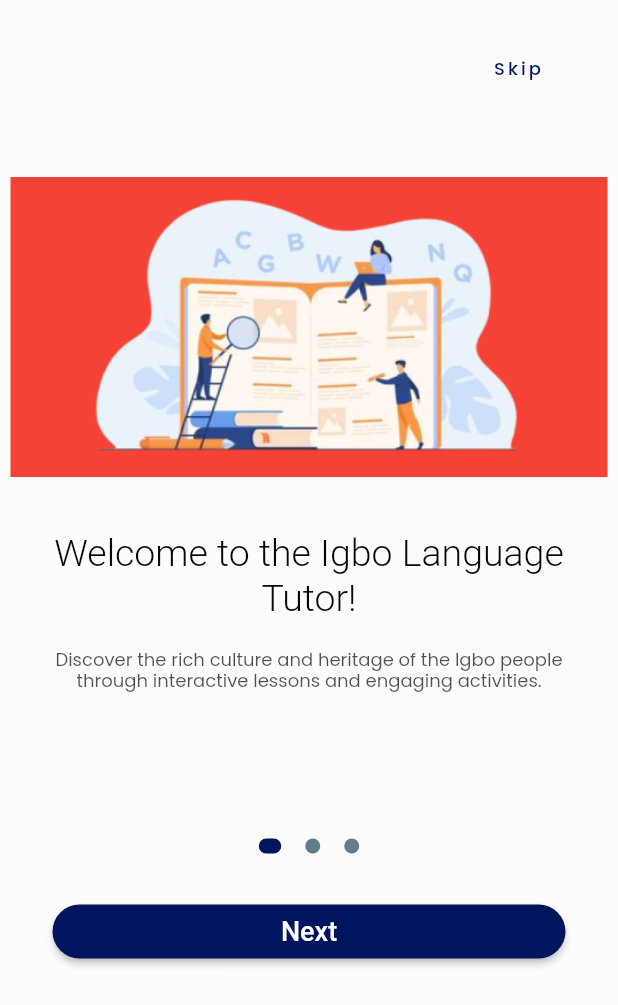
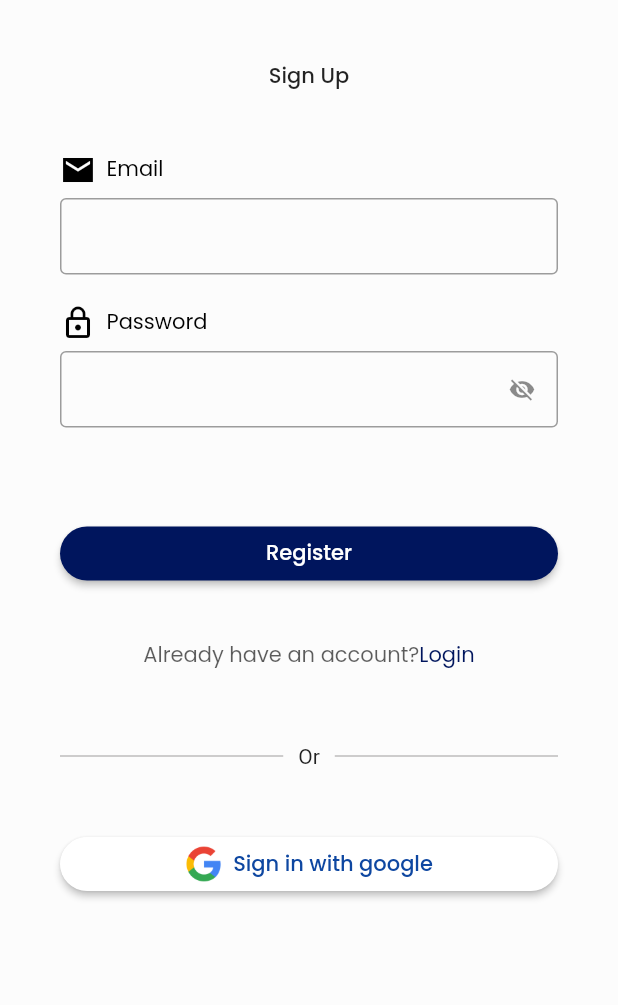
Before and after one commit to matthewmoyongho/IgboLingo-App, a Flutter app: the screen it shows after launch, on a phone screen of 412 x 824 dp. Shown: the top 1005 px of the screen. Run offline on Flutter 3.47's test engine with Material 2 defaults, Android fonts, the light colour scheme and no system bars; our stand-ins replace bloc, equatable, firebase_auth, firebase_core, flutter_bloc, formz and 1 more; accounts and stored records are empty.

Commit message:
Sign Up screen

```diff
--- a/lib/core/constants.dart
+++ b/lib/core/constants.dart
@@ -2,3 +2,4 @@ import 'dart:ui';
 
 const Color kPrimaryColor = Color(0XFF00155D);
 const Color kSecondaryColor = Color(0XFFFCFCFC);
+Color kTextColor = Color(0XFF181818).withOpacity(0.7);
--- a/lib/domain/business_logic/blocs/authentication/authentication_view.dart
+++ b/lib/domain/business_logic/blocs/authentication/authentication_view.dart
@@ -1,9 +1,10 @@
 import 'package:flutter/material.dart';
 import 'package:flutter_bloc/flutter_bloc.dart';
 import 'package:igbo_lang_tutor/domain/business_logic/blocs/authentication/authentication_bloc.dart';
-import 'package:igbo_lang_tutor/presentation/screens/onboarding/onboarding_screen.dart';
+import 'package:igbo_lang_tutor/domain/business_logic/blocs/sign_up/sign_up_cubit.dart';
 
 import '../../../../data/repositories/authentication_repository.dart';
+import '../../../../presentation/screens/sign_up.dart';
 
 class AuthenticationView extends StatelessWidget {
   final AuthenticationRepository _repository;
@@ -23,8 +24,11 @@ class AuthenticationView extends StatelessWidget {
               create: (BuildContext context) =>
                   AuthenticationBloc(repository: _repository),
             ),
+            BlocProvider(
+              create: (BuildContext context) => SignUpCubit(_repository),
+            ),
           ],
-          child: OnboardingScreen(),
+          child: SignUp(),
         ));
   }
 }
--- a/lib/presentation/screens/onboarding/onboarding_screen.dart
+++ b/lib/presentation/screens/onboarding/onboarding_screen.dart
@@ -41,12 +41,12 @@ class _OnboardingScreenState extends State<OnboardingScreen> {
           itemBuilder: (context, index) => Container(
             color: kSecondaryColor,
             width: double.infinity,
-            child: SingleChildScrollView(
             child: Column(
               children: [
-                  const SizedBox(
-                    height: 20,
+                SizedBox(
+                  // height: 20,
                   // height: 60,
+                  height: deviceSize.height * 0.060,
                 ),
                 Padding(
                   padding: const EdgeInsets.symmetric(horizontal: 35),
@@ -68,14 +68,13 @@ class _OnboardingScreenState extends State<OnboardingScreen> {
                     ],
                   ),
                 ),
-                  const SizedBox(
-                    height: 50,
-                    // height: 91,
+                const Expanded(
+                  child: SizedBox(),
                 ),
                 Padding(
                   padding: const EdgeInsets.symmetric(horizontal: 7.0),
                   child: Container(
-                      color: Colors.red,
+                    // color: Colors.red,
                     width: double.infinity,
                     height: 200,
                     child: Image(
@@ -91,7 +90,7 @@ class _OnboardingScreenState extends State<OnboardingScreen> {
                 Padding(
                   padding: EdgeInsets.symmetric(horizontal: 36),
                   child: Text(
-                      kOnBoardingContents[index]['title'],
+                    kOnBoardingContents[onboardingIndex]['title'],
                     style: GoogleFonts.irishGrover(
                       color: Color(0XFF060606),
                       height: 1.2,
@@ -107,7 +106,7 @@ class _OnboardingScreenState extends State<OnboardingScreen> {
                 Padding(
                   padding: EdgeInsets.symmetric(horizontal: 36),
                   child: Text(
-                      kOnBoardingContents[index]['body'],
+                    kOnBoardingContents[onboardingIndex]['body'],
                     style: GoogleFonts.poppins(
                       color: Color(0XFF060606).withOpacity(0.7),
                       height: 1.2,
@@ -118,7 +117,8 @@ class _OnboardingScreenState extends State<OnboardingScreen> {
                   ),
                 ),
                 SizedBox(
-                    height: 90,
+                  // height: 90,
+                  height: deviceSize.height * 0.134,
                 ),
                 buildDots(context, onboardingIndex, kPrimaryColor),
                 SizedBox(
@@ -138,8 +138,10 @@ class _OnboardingScreenState extends State<OnboardingScreen> {
                     ),
                   ),
                 ),
+                SizedBox(
+                  height: deviceSize.height * 0.080,
+                )
               ],
-              ),
             ),
           ),
         ),
--- /dev/null
+++ b/lib/presentation/screens/sign_up.dart
@@ -0,0 +1,61 @@
+import 'package:flutter/material.dart';
+import 'package:flutter_bloc/flutter_bloc.dart';
+import 'package:formz/formz.dart';
+import 'package:google_fonts/google_fonts.dart';
+import 'package:igbo_lang_tutor/core/constants.dart';
+import 'package:igbo_lang_tutor/domain/business_logic/blocs/sign_up/sign_up_cubit.dart';
+import 'package:igbo_lang_tutor/domain/business_logic/blocs/sign_up/sign_up_state.dart';
+
+import '../widgets/sign_up_form.dart';
+
+class SignUp extends StatelessWidget {
+  const SignUp({Key? key}) : super(key: key);
+
+  @override
+  Widget build(BuildContext context) {
+    return Scaffold(
+      backgroundColor: kSecondaryColor,
+      body: SafeArea(
+        child: BlocListener<SignUpCubit, SignUpState>(
+          listener: (context, state) {
+            if (state.status == FormzSubmissionStatus.failure) {
+              ScaffoldMessenger.of(context)
+                ..hideCurrentSnackBar()
+                ..showSnackBar(
+                  SnackBar(
+                    content: Text(state.errorMessage ??
+                        'An error occurred! could not submit your form'),
+                  ),
+                );
+            }
+          },
+          child: GestureDetector(
+            onTap: () {
+              FocusScope.of(context).unfocus();
+            },
+            child: Padding(
+              padding: const EdgeInsets.symmetric(horizontal: 40),
+              child: SingleChildScrollView(
+                padding: EdgeInsets.only(top: 40),
+                child: Column(
+                  crossAxisAlignment: CrossAxisAlignment.center,
+                  mainAxisAlignment: MainAxisAlignment.center,
+                  children: [
+                    Text(
+                      'Sign Up',
+                      style: GoogleFonts.poppins(fontWeight: FontWeight.w500),
+                    ),
+                    const SizedBox(
+                      height: 40,
+                    ),
+                    SignUpForm(),
+                  ],
+                ),
+              ),
+            ),
+          ),
+        ),
+      ),
+    );
+  }
+}
--- /dev/null
+++ b/lib/presentation/widgets/sign_up_form.dart
@@ -0,0 +1,254 @@
+import 'package:flutter/gestures.dart';
+import 'package:flutter/material.dart';
+import 'package:flutter_bloc/flutter_bloc.dart';
+import 'package:google_fonts/google_fonts.dart';
+import 'package:igbo_lang_tutor/domain/business_logic/blocs/sign_up/sign_up_cubit.dart';
+
+import '../../core/constants.dart';
+import '../../domain/business_logic/blocs/sign_up/sign_up_state.dart';
+
+class SignUpForm extends StatelessWidget {
+  const SignUpForm({Key? key}) : super(key: key);
+
+  @override
+  Widget build(BuildContext context) {
+    final deviceSize = MediaQuery.of(context).size;
+    return Column(
+      mainAxisSize: MainAxisSize.min,
+      mainAxisAlignment: MainAxisAlignment.center,
+      children: [
+        _emailField(),
+        const SizedBox(
+          height: 20,
+        ),
+        _passwordField(),
+        const SizedBox(
+          height: 60,
+        ),
+        _registerButton(deviceSize),
+        const SizedBox(
+          height: 20,
+        ),
+        _loginButton(),
+        const SizedBox(
+          height: 35,
+        ),
+        Row(
+          children: [
+            Expanded(
+              child: Divider(
+                color: const Color(0XFF939292).withOpacity(.75),
+                thickness: 0.8,
+              ),
+            ),
+            SizedBox(
+              width: 10,
+            ),
+            Text('Or'),
+            SizedBox(
+              width: 10,
+            ),
+            Expanded(
+              child: Divider(
+                color: const Color(0XFF939292).withOpacity(.75),
+                thickness: 0.8,
+              ),
+            ),
+          ],
+        ),
+        const SizedBox(
+          height: 40,
+        ),
+        _googleSignIn(deviceSize),
+      ],
+    );
+  }
+}
+
+class _emailField extends StatelessWidget {
+  @override
+  Widget build(BuildContext context) {
+    return BlocBuilder<SignUpCubit, SignUpState>(
+      buildWhen: (previous, current) => current != previous,
+      builder: (context, state) {
+        return Column(
+          children: [
+            Row(
+              children: [
+                const Icon(
+                  Icons.email_sharp,
+                  color: Color(0XFF000000),
+                ),
+                const SizedBox(
+                  width: 7,
+                ),
+                Text(
+                  'Email',
+                  style: GoogleFonts.poppins(
+                      fontSize: 14, color: const Color(0XFF000000)),
+                ),
+              ],
+            ),
+            const SizedBox(
+              height: 7,
+            ),
+            TextField(
+              key: Key('email_input_field'),
+              textInputAction: TextInputAction.next,
+              onChanged: (val) => context.read<SignUpCubit>().emailChanged(val),
+              decoration: InputDecoration(
+                  //errorText: state.emailInput.isNotValid ? 'invalid email' : null,
+                  border: OutlineInputBorder(),
+                  isDense: true),
+            ),
+          ],
+        );
+      },
+    );
+  }
+}
+
+class _passwordField extends StatelessWidget {
+  @override
+  Widget build(BuildContext context) {
+    return BlocBuilder<SignUpCubit, SignUpState>(
+      buildWhen: (previous, current) => current != previous,
+      builder: (context, state) {
+        return Column(
+          children: [
+            Row(
+              children: [
+                const Icon(
+                  Icons.lock_outline,
+                  color: Color(0XFF000000),
+                ),
+                const SizedBox(
+                  width: 7,
+                ),
+                Text(
+                  'Password',
+                  style: GoogleFonts.poppins(
+                      fontSize: 14, color: const Color(0XFF000000)),
+                ),
+              ],
+            ),
+            const SizedBox(
+              height: 7,
+            ),
+            TextField(
+              key: const Key('password_input_field'),
+              textInputAction: TextInputAction.next,
+              onChanged: (val) =>
+                  context.read<SignUpCubit>().passwordChanged(val),
+              decoration: InputDecoration(
+                border: OutlineInputBorder(),
+                isDense: true,
+                suffixIcon: Icon(state.showPassword
+                    ? Icons.visibility
+                    : Icons.visibility_off),
+              ),
+            ),
+          ],
+        );
+      },
+    );
+  }
+}
+
+class _registerButton extends StatelessWidget {
+  Size deviceSize;
+
+  _registerButton(this.deviceSize);
+
+  @override
+  Widget build(BuildContext context) {
+    return BlocBuilder<SignUpCubit, SignUpState>(builder: (context, state) {
+      return ElevatedButton(
+        onPressed: () {},
+        style: ElevatedButton.styleFrom(
+            primary: kPrimaryColor,
+            shape:
+                RoundedRectangleBorder(borderRadius: BorderRadius.circular(30)),
+            fixedSize: Size(deviceSize.width, deviceSize.height * 0.035)),
+        child: Text(
+          'Register',
+          style: GoogleFonts.poppins(fontSize: 14),
+        ),
+      );
+    });
+  }
+}
+
+class _loginButton extends StatelessWidget {
+  const _loginButton({Key? key}) : super(key: key);
+
+  @override
+  Widget build(BuildContext context) {
+    return BlocBuilder<SignUpCubit, SignUpState>(
+        buildWhen: (previous, present) => previous != present,
+        builder: (context, state) {
+          // if (state.status == FormzSubmissionStatus.inProgress)
+          //   return SizedBox.shrink();
+          return TextButton(
+            key: const Key('Login_instead_value_text_field'),
+            onPressed: () {
+              // =>
+              //     Navigator.of(context).pushReplacementNamed(kSignInScreenRoute)
+              // ,
+            },
+            child: RichText(
+              text: TextSpan(
+                // text: 'Already have an account?',
+                children: [
+                  TextSpan(
+                      text: 'Already have an account?',
+                      style:
+                          GoogleFonts.poppins(fontSize: 14, color: kTextColor)),
+                  TextSpan(
+                      text: 'Login',
+                      style: GoogleFonts.poppins(
+                          fontSize: 14, color: kPrimaryColor),
+                      recognizer: TapGestureRecognizer()..onTap = () {})
+                ],
+              ),
+            ),
+          );
+        });
+  }
+}
+
+class _googleSignIn extends StatelessWidget {
+  Size deviceSize;
+
+  _googleSignIn(this.deviceSize);
+
+  @override
+  Widget build(BuildContext context) {
+    return BlocBuilder<SignUpCubit, SignUpState>(builder: (context, state) {
+      return ElevatedButton(
+        onPressed: () {},
+        style: ElevatedButton.styleFrom(
+            backgroundColor: Color(0XFFFFFFFF),
+            shape:
+                RoundedRectangleBorder(borderRadius: BorderRadius.circular(30)),
+            fixedSize: Size(deviceSize.width, deviceSize.height * 0.035)),
+        child: Row(
+          mainAxisAlignment: MainAxisAlignment.center,
+          children: [
+            Image.asset(
+              'assets/google_logo.png',
+              height: 25,
+              width: 25,
+            ),
+            SizedBox(width: 7),
+            Text(
+              'Sign in with google',
+              style:
+                  GoogleFonts.poppins(fontSize: 14, color: Color(0XFF0E47A1)),
+            ),
+          ],
+        ),
+      );
+    });
+  }
+}
--- a/pubspec.yaml
+++ b/pubspec.yaml
@@ -27,6 +27,7 @@ dependencies:
   flutter_bloc: ^8.1.3
   cloud_firestore: ^4.8.2
   google_fonts: ^4.0.4
+  flutter_svg: ^2.0.5
 
 dev_dependencies:
   flutter_test:
```
Also changed, not shown: assets/Google_Logo.svg.png (added), assets/google.png (added), assets/google_logo.png (added), pubspec.lock. Lines whose indentation alone changed are shown as unchanged.
